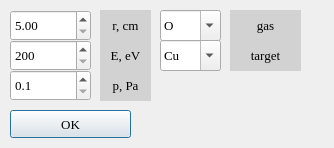
Before: the Qt Designer form magnetron/qt_ui/dialog_chamber.ui in VacuumLabsProject/project, drawn with Qt 5.
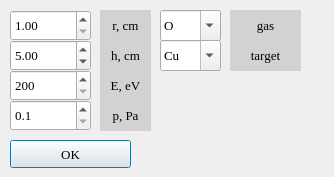
After: the same form once the commit is applied. Icons and pictures are not drawn.

What changed in the file:
```diff
--- a/magnetron/qt_ui/dialog_chamber.ui
+++ b/magnetron/qt_ui/dialog_chamber.ui
@@ -7,7 +7,7 @@
     <x>0</x>
     <y>0</y>
     <width>334</width>
-    <height>148</height>
+    <height>177</height>
    </rect>
   </property>
   <property name="windowTitle">
@@ -58,7 +58,7 @@
    <property name="geometry">
     <rect>
      <x>10</x>
-     <y>110</y>
+     <y>140</y>
      <width>121</width>
      <height>28</height>
     </rect>
@@ -89,7 +89,7 @@
     </font>
    </property>
    <property name="minimum">
-    <double>5.000000000000000</double>
+    <double>1.000000000000000</double>
    </property>
    <property name="maximum">
     <double>20.000000000000000</double>
@@ -226,7 +226,7 @@
    <property name="geometry">
     <rect>
      <x>10</x>
-     <y>40</y>
+     <y>70</y>
      <width>81</width>
      <height>31</height>
     </rect>
@@ -257,7 +257,7 @@
    <property name="geometry">
     <rect>
      <x>100</x>
-     <y>40</y>
+     <y>70</y>
      <width>51</width>
      <height>31</height>
     </rect>
@@ -282,7 +282,7 @@
    <property name="geometry">
     <rect>
      <x>10</x>
-     <y>70</y>
+     <y>100</y>
      <width>81</width>
      <height>31</height>
     </rect>
@@ -313,7 +313,7 @@
    <property name="geometry">
     <rect>
      <x>100</x>
-     <y>70</y>
+     <y>100</y>
      <width>51</width>
      <height>31</height>
     </rect>
@@ -334,6 +334,59 @@
     <set>Qt::AlignCenter</set>
    </property>
   </widget>
+  <widget class="QDoubleSpinBox" name="distance">
+   <property name="geometry">
+    <rect>
+     <x>10</x>
+     <y>40</y>
+     <width>81</width>
+     <height>31</height>
+    </rect>
+   </property>
+   <property name="font">
+    <font>
+     <family>Times New Roman</family>
+     <pointsize>10</pointsize>
+    </font>
+   </property>
+   <property name="minimum">
+    <double>3.000000000000000</double>
+   </property>
+   <property name="maximum">
+    <double>20.000000000000000</double>
+   </property>
+   <property name="singleStep">
+    <double>0.100000000000000</double>
+   </property>
+   <property name="value">
+    <double>5.000000000000000</double>
+   </property>
+  </widget>
+  <widget class="QLabel" name="h_label">
+   <property name="geometry">
+    <rect>
+     <x>100</x>
+     <y>40</y>
+     <width>51</width>
+     <height>31</height>
+    </rect>
+   </property>
+   <property name="font">
+    <font>
+     <family>Times New Roman</family>
+     <pointsize>10</pointsize>
+    </font>
+   </property>
+   <property name="styleSheet">
+    <string notr="true">background-color: rgb(210, 210, 210)</string>
+   </property>
+   <property name="text">
+    <string>h, cm</string>
+   </property>
+   <property name="alignment">
+    <set>Qt::AlignCenter</set>
+   </property>
+  </widget>
  </widget>
  <resources/>
  <connections/>
```
